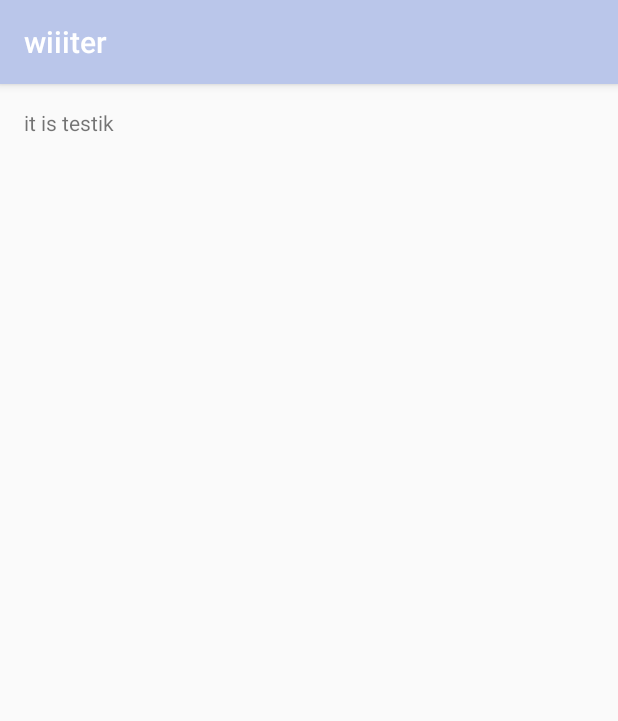
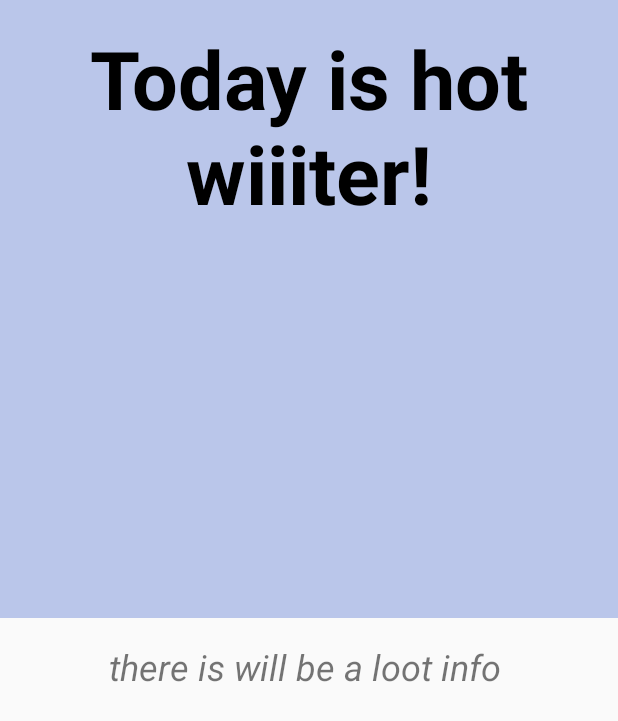
Before and after one commit to goldenpears/wiiiter, an Android app: the screen it shows after launch (MainActivity), on a phone screen of 412 x 824 dp. Shown: the top 721 px of the screen. Run offline under Robolectric (Android 15) with nearby library versions, the phone set to English and light mode, and no system bars; our stand-ins replace ButterKnife.

Commit message:
implement base Weather object and launch fragment

```diff
--- a/wiiiter/app/build.gradle
+++ b/wiiiter/app/build.gradle
@@ -25,5 +25,7 @@ dependencies {
         exclude group: 'com.android.support', module: 'support-annotations'
     })
     compile 'com.android.support:appcompat-v7:25.1.1'
+    compile 'com.jakewharton:butterknife:8.5.1'
+    annotationProcessor 'com.jakewharton:butterknife-compiler:8.5.1'
     testCompile 'junit:junit:4.12'
 }
--- a/wiiiter/app/src/main/java/com/locovna/wiiiter/MainActivity.java
+++ b/wiiiter/app/src/main/java/com/locovna/wiiiter/MainActivity.java
@@ -1,13 +1,27 @@
 package com.locovna.wiiiter;
 
-import android.support.v7.app.AppCompatActivity;
 import android.os.Bundle;
+import android.support.v4.app.Fragment;
+import android.support.v4.app.FragmentActivity;
+import android.support.v4.app.FragmentManager;
 
-public class MainActivity extends AppCompatActivity {
+import com.locovna.wiiiter.controller.WeatherNowFragment;
+
+public class MainActivity extends FragmentActivity {
 
   @Override
   protected void onCreate(Bundle savedInstanceState) {
     super.onCreate(savedInstanceState);
     setContentView(R.layout.activity_main);
+
+    FragmentManager fm = getSupportFragmentManager();
+    Fragment fragment = fm.findFragmentById(R.id.fragment_container);
+
+    if (fragment == null) {
+      fragment = new WeatherNowFragment();
+      fm.beginTransaction()
+          .add(R.id.fragment_container, fragment)
+          .commit();
+    }
   }
 }
--- /dev/null
+++ b/wiiiter/app/src/main/java/com/locovna/wiiiter/controller/WeatherNowFragment.java
@@ -0,0 +1,38 @@
+package com.locovna.wiiiter.controller;
+
+import android.os.Bundle;
+import android.support.v4.app.Fragment;
+import android.view.LayoutInflater;
+import android.view.View;
+import android.view.ViewGroup;
+import android.widget.TextView;
+
+import com.locovna.wiiiter.R;
+import com.locovna.wiiiter.model.Weather;
+
+import butterknife.BindView;
+import butterknife.ButterKnife;
+
+/**
+ * Created by Darina Locovna on 2/5/17
+ */
+
+public class WeatherNowFragment extends Fragment {
+  private Weather weather;
+  @BindView(R.id.weather) TextView weatherNow;
+
+  @Override
+  public void onCreate(Bundle savedInstanceState){
+    super.onCreate(savedInstanceState);
+    weather = new Weather("Today is hot wiiiter!");
+  }
+
+  @Override
+  public View onCreateView(LayoutInflater inflater, ViewGroup container,
+                           Bundle savedInstanceState){
+    View v = inflater.inflate(R.layout.fragment_weather_now, container, false);
+    ButterKnife.bind(this, v);
+    weatherNow.setText(weather.getWeather());
+    return v;
+  }
+}
--- /dev/null
+++ b/wiiiter/app/src/main/java/com/locovna/wiiiter/model/Weather.java
@@ -0,0 +1,21 @@
+package com.locovna.wiiiter.model;
+
+/**
+ * Created by Darina Locovna on 2/5/17
+ */
+
+public class Weather {
+  private String mWeather;
+
+  public Weather(String weather){
+    mWeather = weather;
+  }
+
+  public String getWeather() {
+    return mWeather;
+  }
+
+  public void setWeather(String weather) {
+    mWeather = weather;
+  }
+}
--- /dev/null
+++ b/wiiiter/app/src/main/res/layout-land/fragment_weather_now.xml
@@ -0,0 +1,32 @@
+<?xml version="1.0" encoding="utf-8"?>
+<LinearLayout
+    xmlns:android="http://schemas.android.com/apk/res/android"
+    xmlns:tools="http://schemas.android.com/tools"
+    android:layout_width="match_parent"
+    android:layout_height="match_parent"
+    android:orientation="horizontal">
+
+    <TextView
+        android:id="@+id/weather"
+        android:layout_width="0dp"
+        android:layout_height="match_parent"
+        android:layout_weight="1"
+        tools:text="there is wiiiter"
+        android:background="@color/colorPrimary"
+        android:textSize="54sp"
+        android:textColor="@android:color/black"
+        android:textStyle="normal|bold"
+        android:padding="@dimen/activity_horizontal_margin"
+        android:textAlignment="center"/>
+
+    <TextView
+        android:layout_width="0dp"
+        android:layout_height="match_parent"
+        android:layout_weight="1"
+        android:text="there is will be a loot info "
+        android:textSize="24sp"
+        android:padding="@dimen/activity_horizontal_margin"
+        android:textStyle="normal|italic"
+        android:textAlignment="center"/>
+
+</LinearLayout>
--- a/wiiiter/app/src/main/res/layout/activity_main.xml
+++ b/wiiiter/app/src/main/res/layout/activity_main.xml
@@ -1,18 +1,9 @@
 <?xml version="1.0" encoding="utf-8"?>
-<RelativeLayout
+<FrameLayout
     xmlns:android="http://schemas.android.com/apk/res/android"
     xmlns:tools="http://schemas.android.com/tools"
-    android:id="@+id/activity_main"
+    android:id="@+id/fragment_container"
     android:layout_width="match_parent"
-    android:layout_height="match_parent"
-    android:paddingBottom="@dimen/activity_vertical_margin"
-    android:paddingLeft="@dimen/activity_horizontal_margin"
-    android:paddingRight="@dimen/activity_horizontal_margin"
-    android:paddingTop="@dimen/activity_vertical_margin"
-    tools:context="com.locovna.wiiiter.MainActivity">
+    android:layout_height="match_parent">
 
-    <TextView
-        android:layout_width="wrap_content"
-        android:layout_height="wrap_content"
-        android:text="it is testik"/>
-</RelativeLayout>
+</FrameLayout>
--- /dev/null
+++ b/wiiiter/app/src/main/res/layout/fragment_weather_now.xml
@@ -0,0 +1,32 @@
+<?xml version="1.0" encoding="utf-8"?>
+<LinearLayout
+    xmlns:android="http://schemas.android.com/apk/res/android"
+    xmlns:tools="http://schemas.android.com/tools"
+    android:layout_width="match_parent"
+    android:layout_height="match_parent"
+    android:orientation="vertical">
+
+    <TextView
+        android:id="@+id/weather"
+        android:layout_width="match_parent"
+        android:layout_height="0dp"
+        android:layout_weight="1"
+        tools:text="there is wiiiter"
+        android:background="@color/colorPrimary"
+        android:textSize="54sp"
+        android:textColor="@android:color/black"
+        android:textStyle="normal|bold"
+        android:padding="@dimen/activity_horizontal_margin"
+        android:textAlignment="center"/>
+
+    <TextView
+        android:layout_width="match_parent"
+        android:layout_height="0dp"
+        android:layout_weight="1"
+        android:text="there is will be a loot info "
+        android:textSize="24sp"
+        android:padding="@dimen/activity_horizontal_margin"
+        android:textStyle="normal|italic"
+        android:textAlignment="center"/>
+
+</LinearLayout>
```
